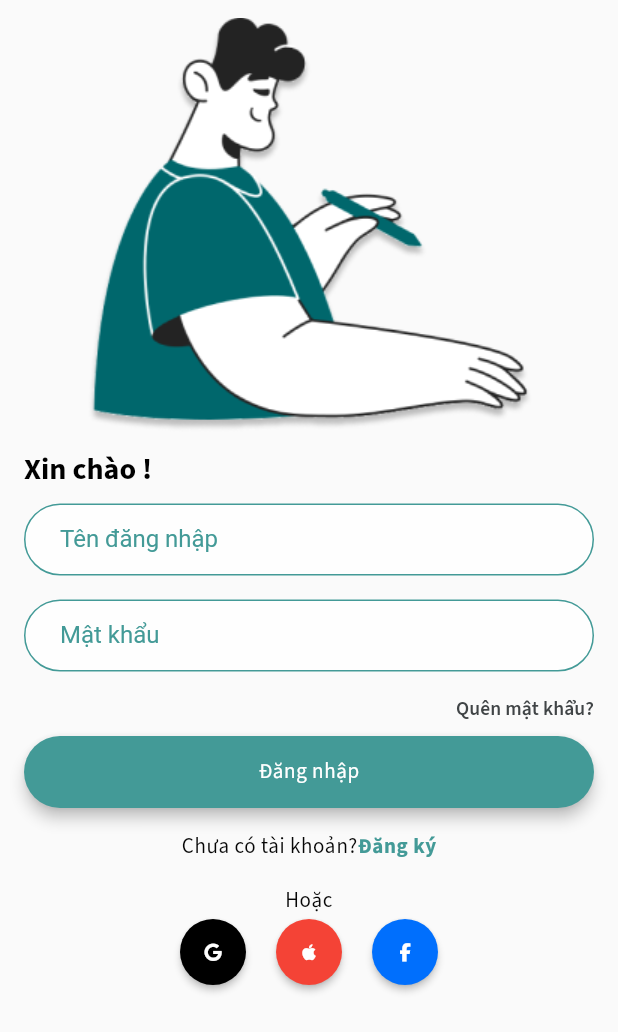
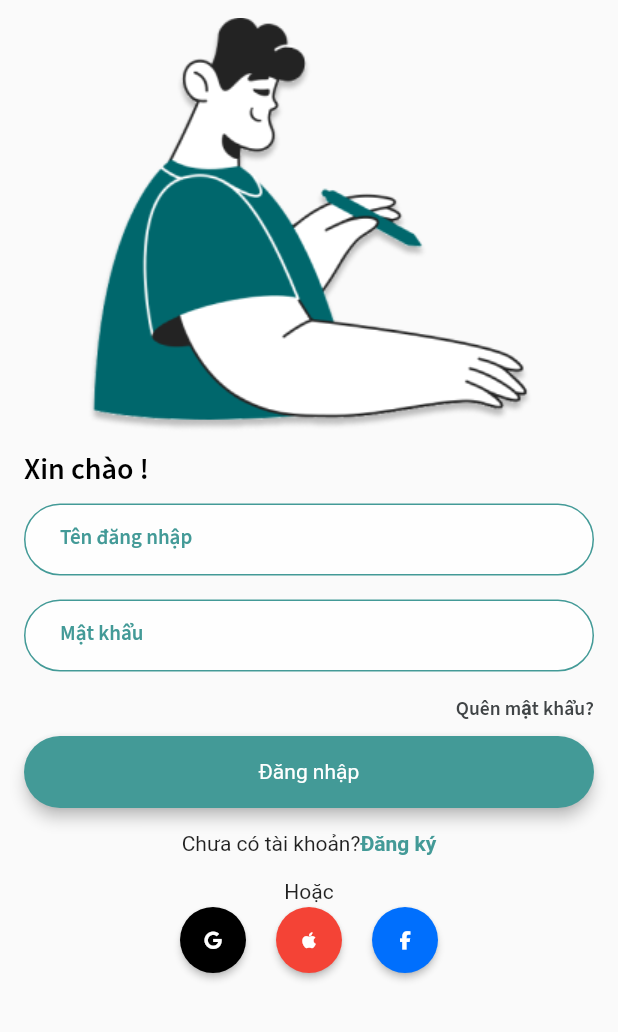
Before and after one commit to audiory-fe-team/audiory_fe, a Flutter app: the screen it shows after launch, on a phone screen of 412 x 824 dp. Shown: the top 1032 px of the screen. Run offline on Flutter 3.47's test engine with Material 2 defaults, Android fonts, the light colour scheme and no system bars; our stand-ins replace font_awesome_flutter, google_fonts.

Commit message:
chore: set up text theme

```diff
--- a/lib/theme/theme_constants.dart
+++ b/lib/theme/theme_constants.dart
@@ -27,30 +27,30 @@ class AppColors extends ThemeExtension<AppColors> {
     required this.secondaryDark,
   });
 
-  final Color? primaryBase;
-  final Color? primaryLight;
-  final Color? primaryLighter;
-  final Color? primaryLightest;
-  final Color? primaryDark;
+  final Color primaryBase;
+  final Color primaryLight;
+  final Color primaryLighter;
+  final Color primaryLightest;
+  final Color primaryDark;
 
-  final Color? skyBase;
-  final Color? skyLight;
-  final Color? skyLighter;
-  final Color? skyLightest;
-  final Color? skyDark;
+  final Color skyBase;
+  final Color skyLight;
+  final Color skyLighter;
+  final Color skyLightest;
+  final Color skyDark;
 
-  final Color? inkBase;
-  final Color? inkLight;
-  final Color? inkLighter;
-  final Color? inkLightest;
-  final Color? inkDarker;
-  final Color? inkDarkest;
+  final Color inkBase;
+  final Color inkLight;
+  final Color inkLighter;
+  final Color inkLightest;
+  final Color inkDarker;
+  final Color inkDarkest;
 
-  final Color? secondaryBase;
-  final Color? secondaryLight;
-  final Color? secondaryLighter;
-  final Color? secondaryLightest;
-  final Color? secondaryDark;
+  final Color secondaryBase;
+  final Color secondaryLight;
+  final Color secondaryLighter;
+  final Color secondaryLightest;
+  final Color secondaryDark;
 
   @override
   AppColors copyWith(
@@ -106,28 +106,27 @@ class AppColors extends ThemeExtension<AppColors> {
       return this;
     }
     return AppColors(
-      primaryBase: Color.lerp(primaryBase, other.primaryBase, t),
-      primaryLight: Color.lerp(primaryLight, other.primaryLight, t),
-      primaryLighter: Color.lerp(primaryLighter, other.primaryLighter, t),
-      primaryLightest: Color.lerp(primaryLightest, other.primaryLightest, t),
-      primaryDark: Color.lerp(primaryDark, other.primaryDark, t),
-      skyBase: Color.lerp(skyBase, other.skyBase, t),
-      skyLight: Color.lerp(skyLight, other.skyLight, t),
-      skyLighter: Color.lerp(skyLighter, other.skyLighter, t),
-      skyLightest: Color.lerp(skyLightest, other.skyLightest, t),
-      skyDark: Color.lerp(skyDark, other.skyDark, t),
-      inkBase: Color.lerp(inkBase, other.inkBase, t),
-      inkLight: Color.lerp(inkLight, other.inkLight, t),
-      inkLighter: Color.lerp(inkLighter, other.inkLighter, t),
-      inkLightest: Color.lerp(inkLightest, other.inkLightest, t),
-      inkDarker: Color.lerp(inkDarker, other.inkDarker, t),
-      inkDarkest: Color.lerp(inkDarkest, other.inkDarkest, t),
-      secondaryBase: Color.lerp(secondaryBase, other.secondaryBase, t),
-      secondaryLight: Color.lerp(secondaryLight, other.secondaryLight, t),
-      secondaryLighter: Color.lerp(secondaryLighter, other.secondaryLighter, t),
-      secondaryLightest:
-          Color.lerp(secondaryLightest, other.secondaryLightest, t),
-      secondaryDark: Color.lerp(secondaryDark, other.secondaryDark, t),
+      primaryBase: Color(0xFF439A97),
+      primaryLight: Color(0xFF69AEAC),
+      primaryLighter: Color(0xFF8EC2C1),
+      primaryLightest: Color(0xFFD9EBEA),
+      primaryDark: Color(0xFF367B79),
+      skyBase: Color(0xFF439A97),
+      skyLight: Color(0xFF69AEAC),
+      skyLighter: Color(0xFF8EC2C1),
+      skyLightest: Color(0xFFD9EBEA),
+      skyDark: Color(0xFF367B79),
+      secondaryBase: Color(0xFF439A97),
+      secondaryLight: Color(0xFF69AEAC),
+      secondaryLighter: Color(0xFF8EC2C1),
+      secondaryLightest: Color(0xFFD9EBEA),
+      secondaryDark: Color(0xFF367B79),
+      inkBase: Color(0xFF439A97),
+      inkLight: Color(0xFF69AEAC),
+      inkLighter: Color(0xFF8EC2C1),
+      inkLightest: Color(0xFFD9EBEA),
+      inkDarker: Color(0xFF367B79),
+      inkDarkest: Color(0xFF367B79),
     );
   }
 }
@@ -139,46 +138,51 @@ ThemeData lightTheme = ThemeData(
   ),
   textTheme: TextTheme(
     //Heading
-    //Heading 1
     headlineLarge: GoogleFonts.sourceSansPro(
       color: Color.fromARGB(80, 2, 2, 2),
       fontSize: 26.0,
-      fontWeight: FontWeight.bold,
+      fontWeight: FontWeight.w600,
     ),
-    //Heading 2
     headlineMedium: GoogleFonts.sourceSansPro(
       color: Color.fromARGB(80, 2, 2, 2),
       fontSize: 20.0,
-      fontWeight: FontWeight.bold,
+      fontWeight: FontWeight.w600,
     ),
-    //Heading 3
     headlineSmall: GoogleFonts.sourceSansPro(
       color: Color.fromARGB(252, 2, 2, 2),
       fontSize: 18.0,
-      fontWeight: FontWeight.bold,
+      fontWeight: FontWeight.w600,
     ),
-    //Heading 4
-    displayLarge: GoogleFonts.sourceSansPro(
+    titleLarge: GoogleFonts.sourceSansPro(
         color: Color.fromARGB(252, 2, 2, 2),
         fontSize: 18.0,
-        fontWeight: FontWeight.bold,
+        fontWeight: FontWeight.w600,
         letterSpacing: 0.15),
-    //SubHeading
-    displayMedium: GoogleFonts.sourceSansPro(
+    titleMedium: GoogleFonts.sourceSansPro(
       color: Color.fromARGB(252, 2, 2, 2),
       fontSize: 14.0,
       fontWeight: FontWeight.w600,
     ),
+    titleSmall: GoogleFonts.sourceSansPro(
+      color: Color.fromARGB(252, 2, 2, 2),
+      fontSize: 12.0,
+      fontWeight: FontWeight.w400,
+    ),
+    labelLarge: GoogleFonts.sourceSansPro(
+      color: Color.fromARGB(252, 2, 2, 2),
+      fontSize: 10.0,
+      fontWeight: FontWeight.w400,
+    ),
+    labelMedium: GoogleFonts.sourceSansPro(
+      color: Color.fromARGB(252, 2, 2, 2),
+      fontSize: 8.0,
+      fontWeight: FontWeight.w400,
+    ),
     //BODY
-    bodyLarge: GoogleFonts.sourceSansPro(
+    bodyLarge: GoogleFonts.gelasio(
       color: Color.fromARGB(252, 2, 2, 2),
       fontSize: 16.0,
     ),
-    //INPUT-TEXT
-    bodyMedium: GoogleFonts.sourceSansPro(
-        color: Color.fromARGB(252, 2, 2, 2),
-        fontSize: 14.0,
-        letterSpacing: 0.4),
   ),
   inputDecorationTheme: InputDecorationTheme(
     labelStyle: TextStyle(
```
